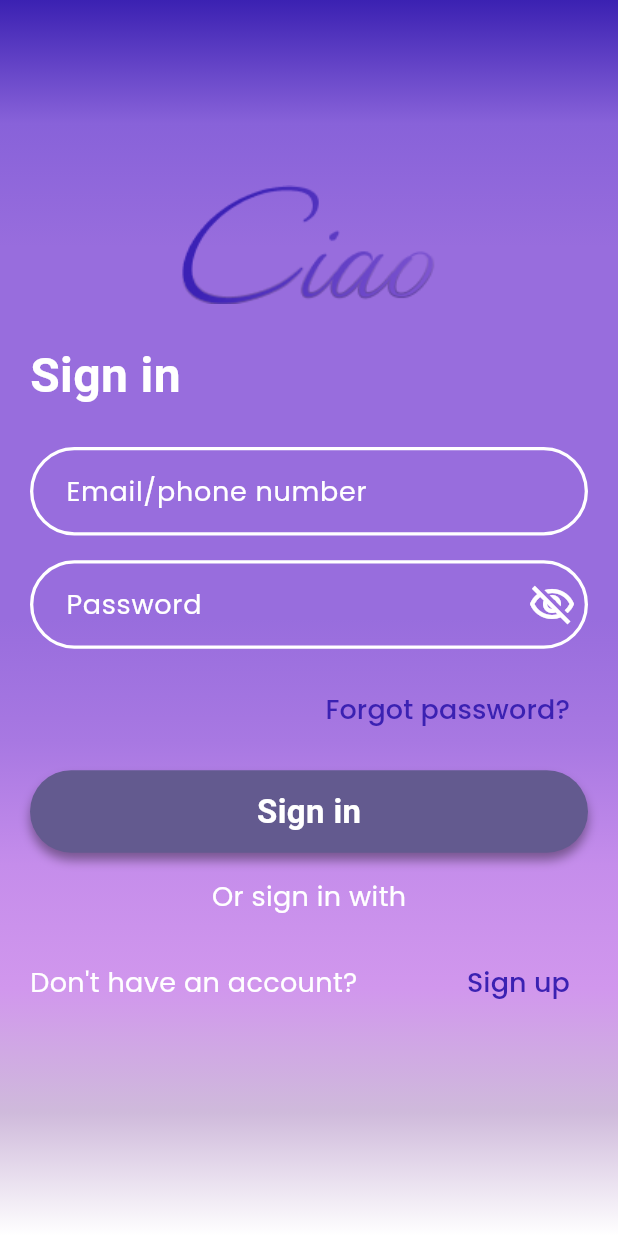
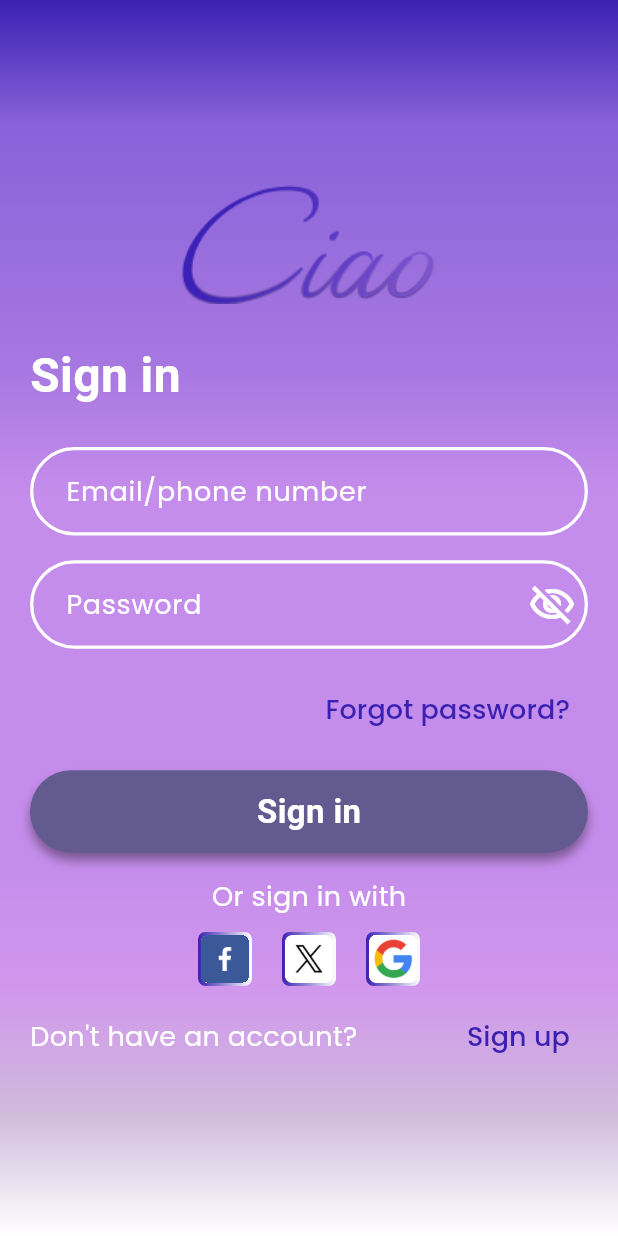
Before and after one commit to amgadelmarghny/social_media_app, a Flutter app: the LoginView screen opened by its route, on a phone screen of 412 x 824 dp. Run offline on Flutter 3.47's test engine with Material 3 defaults, Android fonts, the phone set to English and light mode, and no system bars; our stand-ins replace bloc, flutter_bloc, flutter_svg, google_fonts, smooth_page_indicator.

Commit message:
finsh login view ui

```diff
--- a/lib/modules/login/login_view_body.dart
+++ b/lib/modules/login/login_view_body.dart
@@ -1,6 +1,6 @@
 import 'package:flutter/material.dart';
-
 import 'package:social_media_app/modules/reqister/reqister_view.dart';
+import 'package:social_media_app/shared/components/auth_icon_list.dart';
 import 'package:social_media_app/shared/components/custom_button.dart';
 import 'package:social_media_app/shared/components/textformfield.dart';
 import 'package:social_media_app/shared/style/fonts/font_style.dart';
@@ -104,7 +104,11 @@ class _LodinViewBodyState extends State<LodinViewBody> {
               ],
             ),
             SizedBox(
-              height: h * 0.025,
+              height: h * 0.0125,
+            ),
+            const AuthIocnList(),
+            SizedBox(
+              height: h * 0.0125,
             ),
             Row(
               mainAxisAlignment: MainAxisAlignment.center,
--- a/lib/shared/style/theme/theme.dart
+++ b/lib/shared/style/theme/theme.dart
@@ -9,10 +9,10 @@ BoxDecoration themeColor() {
         Color(0xff3B21B2),
         Color(0xff8862D9),
         Color(0xff986DDD),
-        Color(0xff986DDD),
-        Color(0xff986DDD),
-        Color(0xff986DDD),
         Color(0xffA878E2),
+        Color(0xffC58DEB),
+        Color(0xffC58DEB),
+        Color(0xffC58DEB),
         Color(0xffC58DEB),
         Color(0xffD197ED),
         Color(0xffcfbadb),
```
